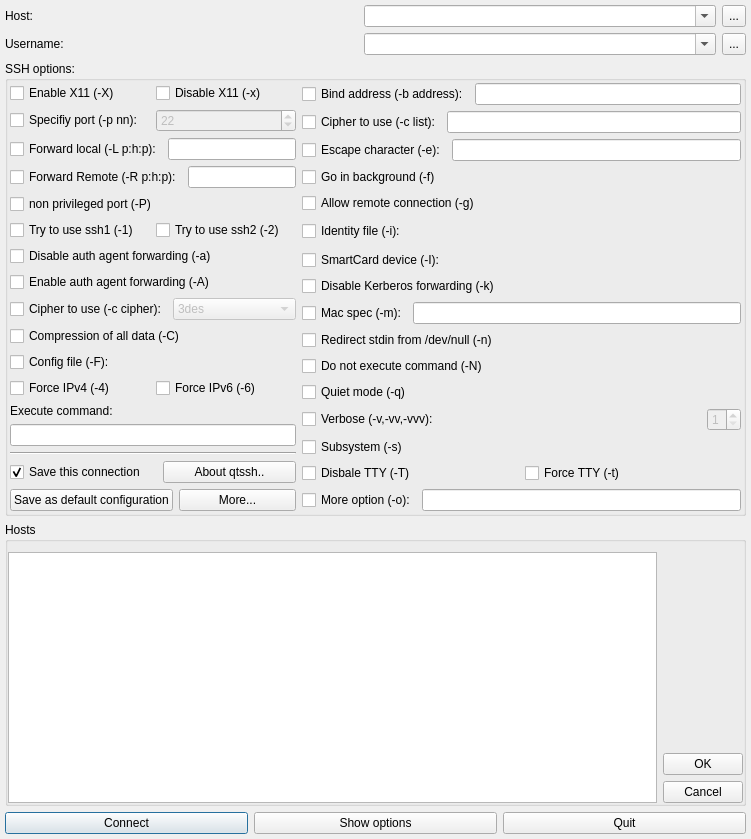
Before: the Qt Designer form src/qtsshdialog.ui in qtportal/qtssh, drawn with Qt 5.
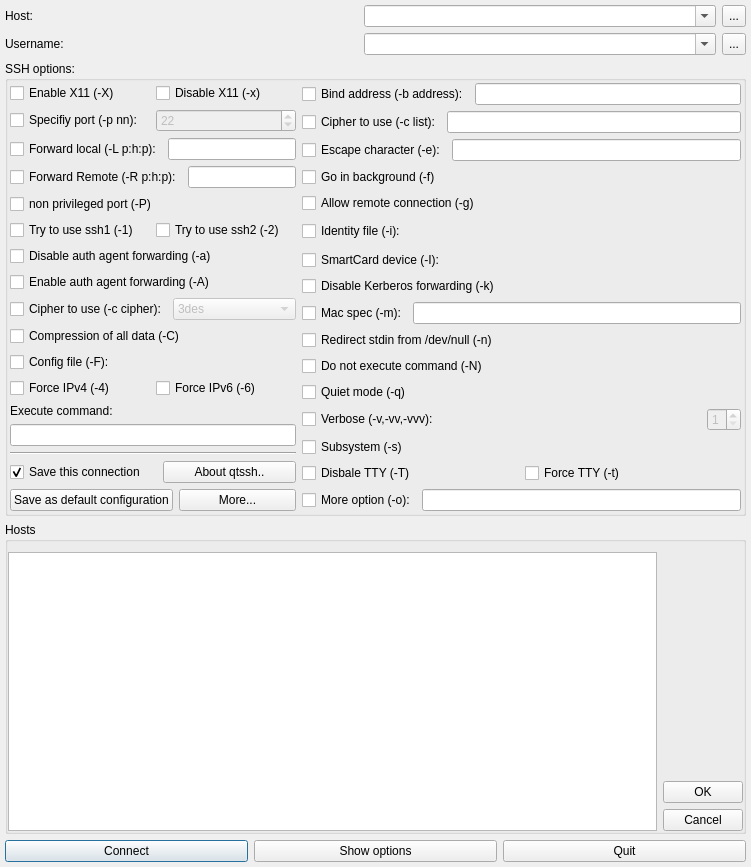
After: the same form once the commit is applied. Custom widgets are drawn as their Qt base class.

Commit message: Added eventfilter to dialog

```diff
--- a/src/qtsshdialog.ui
+++ b/src/qtsshdialog.ui
@@ -7,7 +7,7 @@
     <x>0</x>
     <y>0</y>
     <width>751</width>
-    <height>839</height>
+    <height>867</height>
    </rect>
   </property>
   <property name="sizePolicy">
@@ -988,7 +988,11 @@
        </spacer>
       </item>
       <item row="0" column="0" rowspan="3">
-       <widget class="QListWidget" name="listUserHostEditor"/>
+       <widget class="QListWidget" name="listUserHostEditor">
+        <property name="spacing">
+         <number>3</number>
+        </property>
+       </widget>
       </item>
      </layout>
     </widget>
```
The commit also changes 2 other files.
